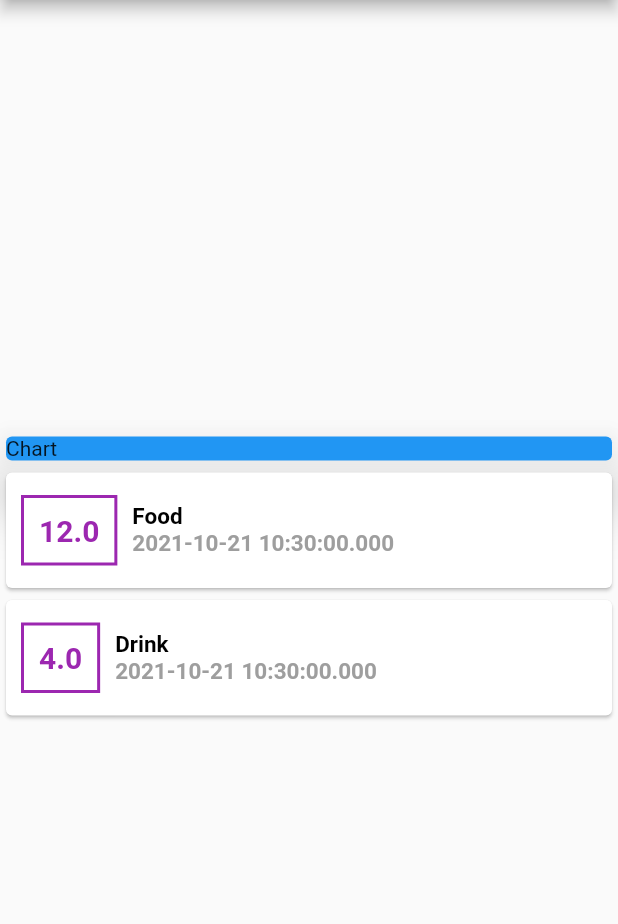
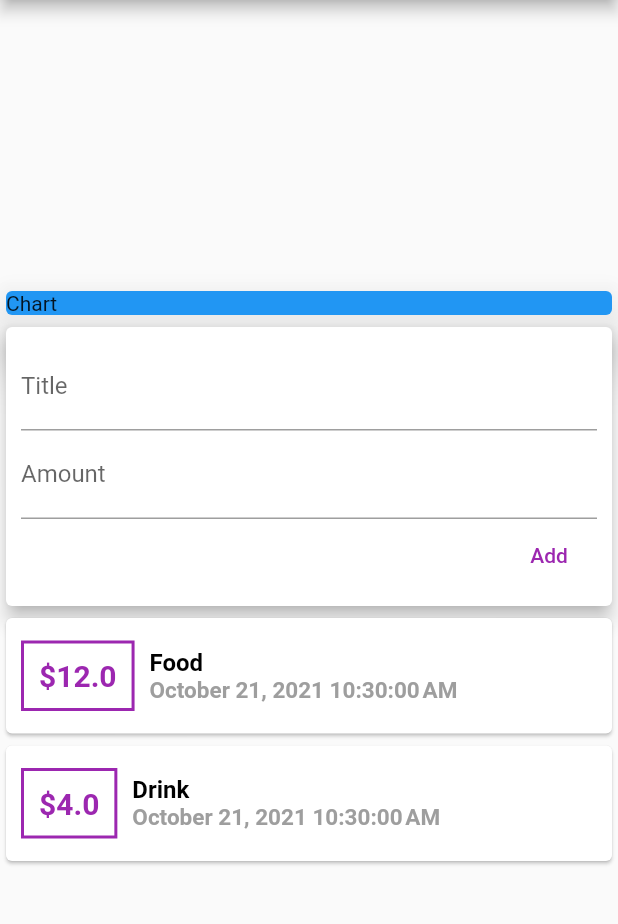
Before and after one commit to daopmdean/expense-tracker, a Flutter app: the screen it shows after launch, on a phone screen of 412 x 824 dp, the part 84-1008 px from its top. Run offline on Flutter 3.47's test engine with Material 2 defaults, Android fonts, the phone set to English and light mode, and no system bars.

Commit message:
input fields & add button

```diff
--- a/lib/main.dart
+++ b/lib/main.dart
@@ -1,5 +1,6 @@
 import 'package:expense_tracker/Transaction.dart';
 import 'package:flutter/material.dart';
+import 'package:intl/intl.dart';
 
 void main() {
   runApp(MyApp());
@@ -23,6 +24,8 @@
     Transaction(id: '1', title: 'Food', amount: 12, date: DateTime.now()),
     Transaction(id: '2', title: 'Drink', amount: 4, date: DateTime.now())
   ];
+  final titleController = TextEditingController();
+  final amountController = TextEditingController();
 
   @override
   Widget build(BuildContext context) {
@@ -40,6 +43,32 @@
               color: Colors.blue,
               child: Text('Chart'),
               elevation: 15,
+            ),
+          ),
+          Card(
+            elevation: 5,
+            child: Container(
+              padding: EdgeInsets.all(10),
+              child: Column(
+                crossAxisAlignment: CrossAxisAlignment.end,
+                children: [
+                  TextField(
+                    decoration: InputDecoration(labelText: 'Title'),
+                    controller: titleController,
+                  ),
+                  TextField(
+                    decoration: InputDecoration(labelText: 'Amount'),
+                    controller: amountController,
+                  ),
+                  TextButton(
+                    onPressed: () {},
+                    child: Text('Add'),
+                    style: TextButton.styleFrom(
+                      primary: Colors.purple,
+                    ),
+                  )
+                ],
+              ),
             ),
           ),
           Column(
@@ -60,7 +89,7 @@
                         ),
                       ),
                       child: Text(
-                        tx.amount.toString(),
+                        '\$${tx.amount}',
                         style: TextStyle(
                           fontWeight: FontWeight.bold,
                           fontSize: 20,
@@ -76,7 +105,7 @@
                           style: textStyle1,
                         ),
                         Text(
-                          tx.date.toString(),
+                          DateFormat().format(tx.date),
                           style: textStyle2,
                         ),
                       ],
@@ -94,7 +123,7 @@
 
 var textStyle1 = TextStyle(
   fontWeight: FontWeight.bold,
-  fontSize: 15,
+  fontSize: 16,
   color: Colors.black,
 );
 
--- a/pubspec.yaml
+++ b/pubspec.yaml
@@ -23,7 +23,7 @@
 dependencies:
   flutter:
     sdk: flutter
-
+  intl: ^0.17.0
 
   # The following adds the Cupertino Icons font to your application.
   # Use with the CupertinoIcons class for iOS style icons.
```
Also changed, not shown: pubspec.lock.
